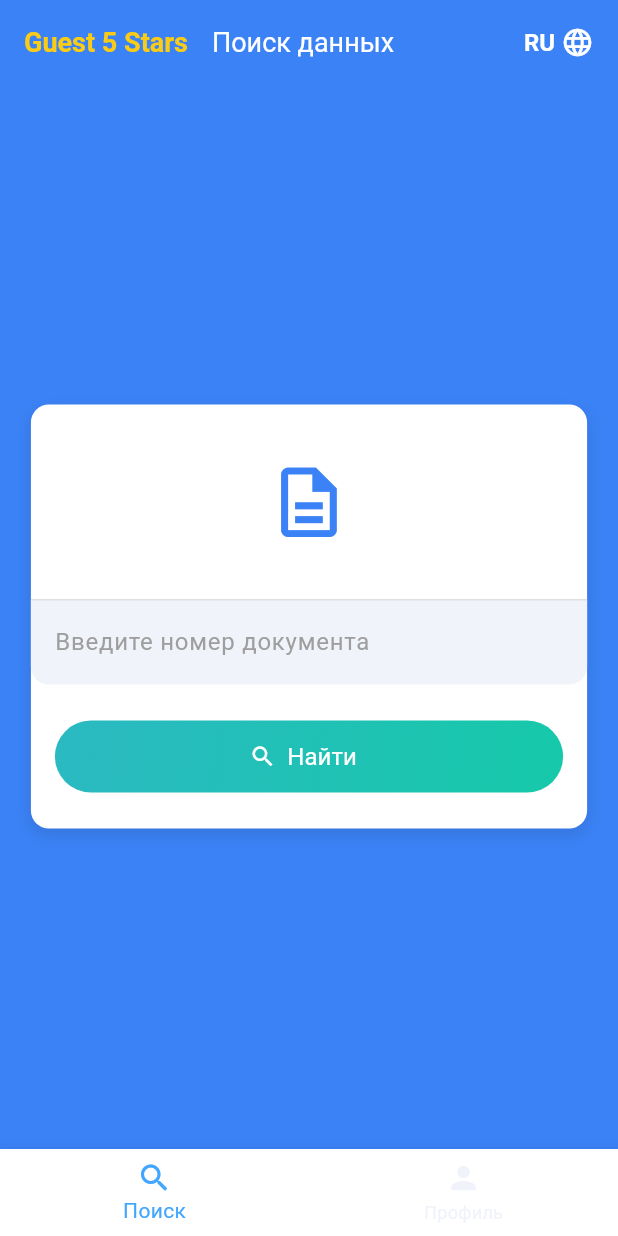
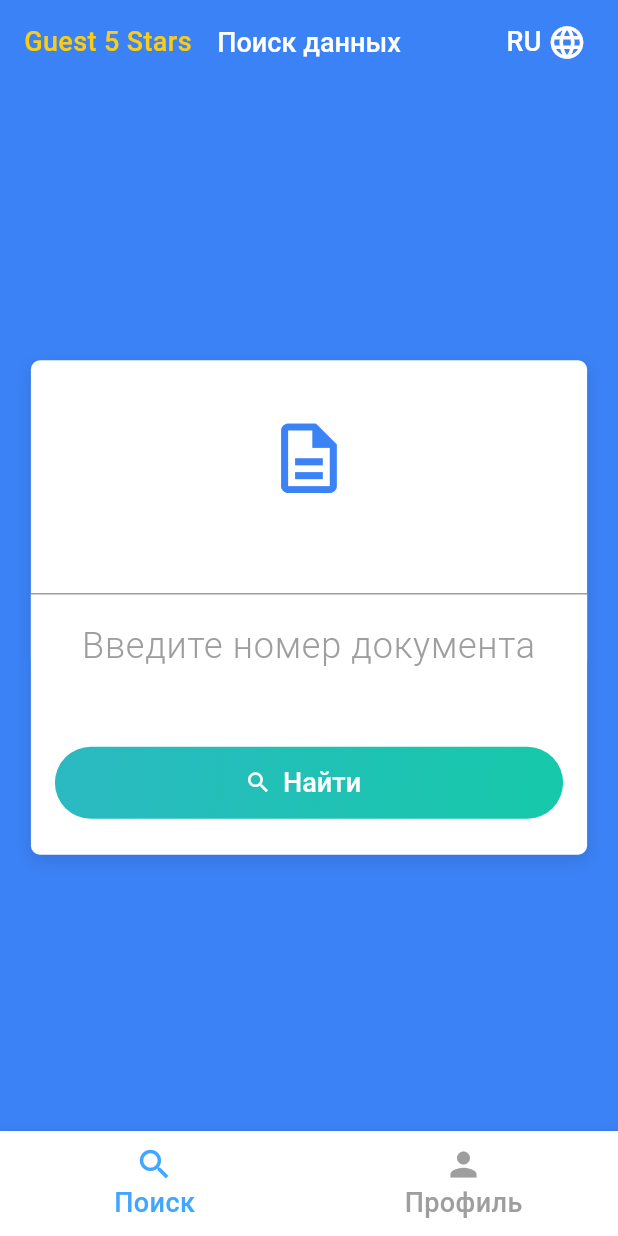
Before and after one commit to proninyaroslav/g5s, a Flutter app: the screen it shows after launch, on a phone screen of 412 x 824 dp. Run offline on Flutter 3.47's test engine with Material 3 defaults, Android fonts, the phone set to English and light mode, and no system bars.

Commit message:
The white card hight changed. Roboto font is now the main font.
Signed-off-by: novogod <novogod@gmail.com>

```diff
--- a/lib/screens/home_screen.dart
+++ b/lib/screens/home_screen.dart
@@ -66,11 +66,12 @@ class _HomeState extends State<Home> {
     final yellowColor = const Color(0xFFFACC15);
     final buttonGradientStart = const Color(0xFF2BB9C2);
     final buttonGradientEnd = const Color(0xFF16C9A9);
-    final greyBackgroundColor = const Color(0xFFF1F3FB);
     final bottomNavActiveBlue = const Color(0xFF41A6FF);
 
     final screenWidth = MediaQuery.of(context).size.width;
+    final screenHeight = MediaQuery.of(context).size.height;
     final cardWidth = screenWidth * 0.9;
+    final cardHeight = screenHeight * 0.4; // 40% of screen height
     final iconSize = cardWidth * 0.15;
 
     return Scaffold(
@@ -79,31 +80,36 @@ class _HomeState extends State<Home> {
         backgroundColor: blueColor,
         elevation: 0,
         titleSpacing: 0,
-        title: Row(
-          children: [
-            GestureDetector(
+        centerTitle: true,
+        title: const Text(
+          'Поиск данных',
+          style: TextStyle(
+            color: Colors.white,
+            fontFamily: 'Roboto',
+            fontWeight: FontWeight.w500,
+            fontSize: 18,
+          ),
+        ),
+        leading: GestureDetector(
           onTap: () => _navigateTo('/splash'),
           child: Padding(
             padding: const EdgeInsets.only(left: 16),
+            child: Align(
+              alignment: Alignment.centerLeft,
               child: Text(
                 'Guest 5 Stars',
                 style: TextStyle(
                   color: yellowColor,
-                    fontWeight: FontWeight.bold,
+                  fontFamily: 'Roboto',
+                  fontWeight: FontWeight.w500,
                   fontSize: 18,
                 ),
               ),
             ),
           ),
-            const SizedBox(width: 16),
-            const Text(
-              'Поиск данных',
-              style: TextStyle(
-                color: Colors.white,
-                fontSize: 18,
         ),
-            ),
-            const Spacer(),
+        leadingWidth: 140,
+        actions: [
           GestureDetector(
             onTap: _showLanguageDialog,
             child: Row(
@@ -112,30 +118,32 @@ class _HomeState extends State<Home> {
                   _selectedLanguage,
                   style: const TextStyle(
                     color: Colors.white,
-                      fontWeight: FontWeight.bold,
-                      fontSize: 16,
+                    fontFamily: 'Roboto',
+                    fontWeight: FontWeight.w500,
+                    fontSize: 18,
                   ),
                 ),
                 const SizedBox(width: 4),
                 const Icon(
                   Icons.language,
                   color: Colors.white,
-                    size: 22,
+                  size: 26, // Increased by factor of 1.2
                 ),
-                  const SizedBox(width: 16),
+                const SizedBox(
+                    width: 21), // Increased by 5px to move elements right
               ],
             ),
           ),
         ],
       ),
-      ),
       body: SafeArea(
         child: Center(
           child: Container(
             width: cardWidth,
+            height: cardHeight,
             decoration: BoxDecoration(
               color: Colors.white,
-              borderRadius: BorderRadius.circular(12),
+              borderRadius: BorderRadius.circular(6),
               boxShadow: const [
                 BoxShadow(
                   color: Color(0x1A000000),
@@ -145,7 +153,8 @@ class _HomeState extends State<Home> {
               ],
             ),
             child: Column(
-              mainAxisSize: MainAxisSize.min,
+              mainAxisSize: MainAxisSize.max,
+              mainAxisAlignment: MainAxisAlignment.spaceBetween,
               children: [
                 // Top white section with icon
                 Container(
@@ -157,27 +166,34 @@ class _HomeState extends State<Home> {
                     color: blueColor,
                   ),
                 ),
-                // Bottom grey section with text field
+                // Bottom section with text field (now white)
                 Container(
                   width: double.infinity,
                   padding: const EdgeInsets.symmetric(horizontal: 16),
                   decoration: BoxDecoration(
-                    color: greyBackgroundColor,
+                    color: Colors.white,
                     borderRadius: const BorderRadius.vertical(
-                      bottom: Radius.circular(12),
+                      bottom: Radius.circular(8),
                     ),
-                    border: const Border(
-                      top: BorderSide(color: Color(0xFFE0E0E0), width: 1),
+                    border: Border(
+                      top: BorderSide(color: Colors.grey[500]!, width: 1),
                     ),
                   ),
                   child: TextField(
                     controller: _controller,
                     keyboardType: TextInputType.text,
+                    textAlign: TextAlign.center,
                     decoration: InputDecoration(
                       hintText: 'Введите номер документа',
-                      hintStyle: TextStyle(color: Colors.grey[500]),
+                      hintStyle: TextStyle(
+                        fontFamily: 'Roboto',
+                        fontWeight: FontWeight.w300,
+                        fontSize: 24,
+                        color: Colors.grey[500],
+                      ),
                       border: InputBorder.none,
-                      contentPadding: const EdgeInsets.symmetric(vertical: 16),
+                      contentPadding: const EdgeInsets.only(top: 16),
+                      alignLabelWithHint: true,
                     ),
                   ),
                 ),
@@ -201,7 +217,12 @@ class _HomeState extends State<Home> {
                         icon: const Icon(Icons.search, color: Colors.white),
                         label: const Text(
                           'Найти',
-                          style: TextStyle(color: Colors.white),
+                          style: TextStyle(
+                            color: Colors.white,
+                            fontFamily: 'Roboto',
+                            fontWeight: FontWeight.w500,
+                            fontSize: 18,
+                          ),
                         ),
                         style: ElevatedButton.styleFrom(
                           backgroundColor: Colors.transparent,
@@ -224,7 +245,17 @@ class _HomeState extends State<Home> {
         backgroundColor: Colors.white,
         currentIndex: 0, // Home/Search tab active
         selectedItemColor: bottomNavActiveBlue,
-        unselectedItemColor: greyBackgroundColor,
+        unselectedItemColor: Colors.grey[500],
+        selectedLabelStyle: const TextStyle(
+          fontFamily: 'Roboto',
+          fontWeight: FontWeight.w500,
+          fontSize: 18,
+        ),
+        unselectedLabelStyle: const TextStyle(
+          fontFamily: 'Roboto',
+          fontWeight: FontWeight.w500,
+          fontSize: 18,
+        ),
         onTap: (index) {
           if (index == 0) {
             _navigateTo('/search');
@@ -232,6 +263,7 @@ class _HomeState extends State<Home> {
             _navigateTo('/profile');
           }
         },
+        iconSize: 26, // Larger icons proportional to the 18pt font
         items: const [
           BottomNavigationBarItem(
             icon: Icon(Icons.search),
```
Lines whose indentation alone changed are shown as unchanged.
